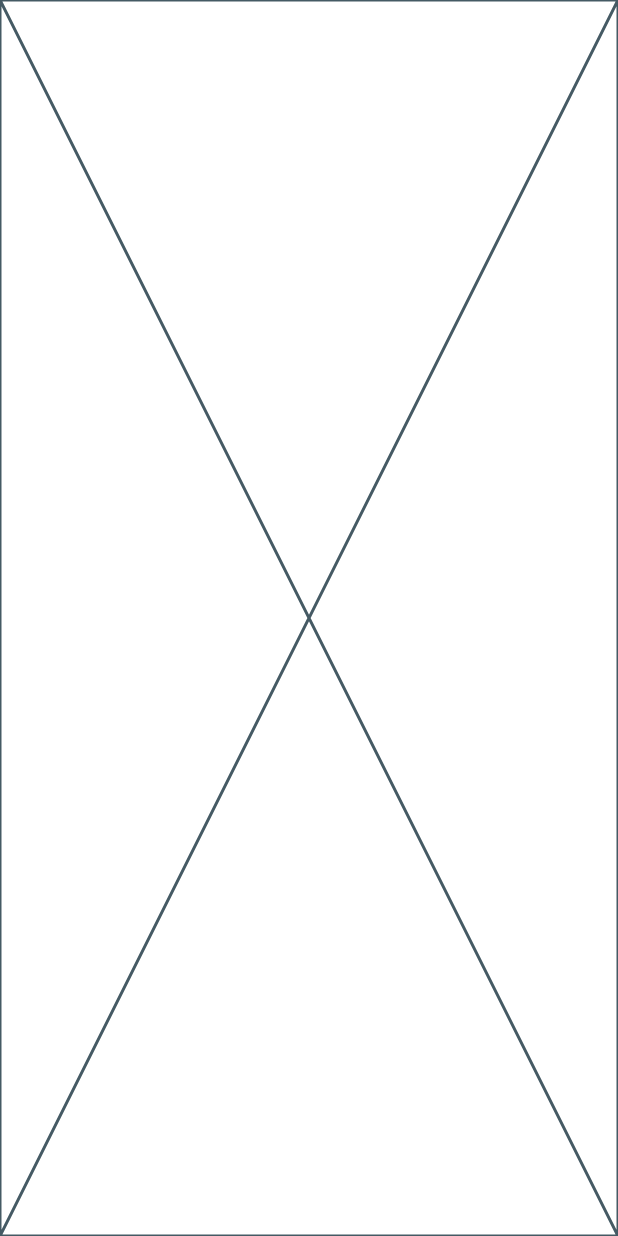
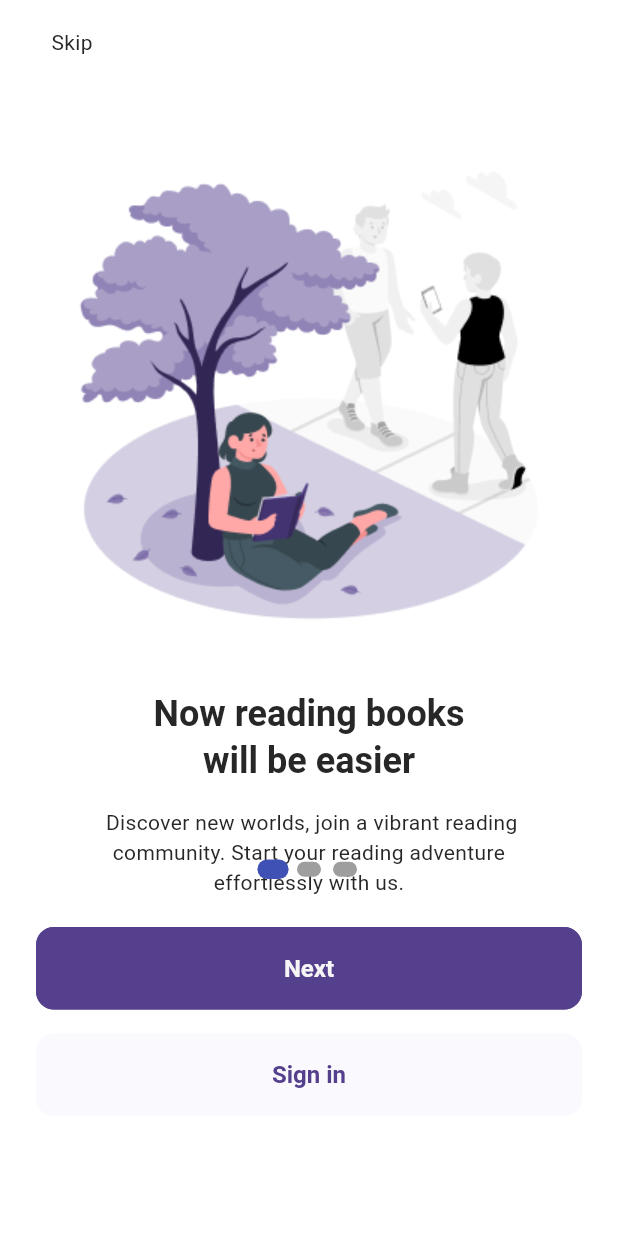
Before and after one commit to Ahsan-mw/Books-Mobile-App-, a Flutter app: the screen it shows after launch, on a phone screen of 412 x 824 dp. Run offline on Flutter 3.47's test engine with Material 3 defaults, Android fonts, the phone set to English and light mode, and no system bars; drawn by our look-alikes of smooth_page_indicator; our stand-ins replace flutter_riverpod; Roboto replaces fonts that are missing (Poppins).

Commit message:
created onboarding screens

```diff
--- a/lib/app.dart
+++ b/lib/app.dart
@@ -1,3 +1,5 @@
+import 'package:books_mobile_app/core/utils/theme/theme.dart';
+import 'package:books_mobile_app/features/onboarding/presentation/screen/onboarding_screen.dart';
 import 'package:flutter/cupertino.dart';
 import 'package:flutter/material.dart';
 
@@ -7,7 +9,9 @@ class MyApp extends StatelessWidget {
   @override
   Widget build(BuildContext context) {
     return MaterialApp(
-      home: Placeholder(),
+      theme:MobileAppTheme.lightTheme,
+      debugShowCheckedModeBanner: false,
+      home: OnboardingScreen(),
     );
   }
 }
--- a/lib/core/utils/constants/app_colors.dart
+++ b/lib/core/utils/constants/app_colors.dart
@@ -3,7 +3,8 @@ import 'package:flutter/material.dart';
 class AppColors {
   // App theme colors
   static const Color primary = Color(0xFF54408C);
-  static const Color secondary = Color(0xFFFFE24B);
+  static const Color secondary =Color(0xFFFAF9FD)
+  ;
   static const Color accent = Color(0xFFb0c7ff);
 
   // Text colors
--- a/lib/core/utils/constants/app_images.dart
+++ b/lib/core/utils/constants/app_images.dart
@@ -0,0 +1,11 @@
+class AppImages{
+  AppImages._();
+
+//   onboarding-Images
+  static const String onBoardingImage1 = "assets/images/onboarding/onbooardigimg1.png";
+  static const String onBoardingImage2 = "assets/images/onboarding/onbooardigimg2.png";
+  static const String onBoardingImage3 = "assets/images/onboarding/onbooardigimg3.png";
+
+
+
+}
--- a/lib/core/utils/constants/text_strings.dart
+++ b/lib/core/utils/constants/text_strings.dart
@@ -1,6 +1,6 @@
 
 /// This class contains all the App Text in String formats.
-class TTexts {
+class AppTexts {
 
   // -- GLOBAL Texts
   static const String and = "and";
@@ -12,13 +12,13 @@ class TTexts {
 
 
   // -- OnBoarding Texts
-  static const String onBoardingTitle1 = "Choose your product";
-  static const String onBoardingTitle2 = "Select Payment Method";
-  static const String onBoardingTitle3 = "Deliver at your door step";
+  static const String onBoardingTitle1 = "Now reading books will be easier";
+  static const String onBoardingTitle2 = "Your Bookish Soulmate Awaits";
+  static const String onBoardingTitle3 = "Start Your Adventure";
 
-  static const String onBoardingSubTitle1 = "Welcome to a World of Limitless Choices - Your Perfect Product Awaits!";
-  static const String onBoardingSubTitle2 = "For Seamless Transactions, Choose Your Payment Path - Your Convenience, Our Priority!";
-  static const String onBoardingSubTitle3 = "From Our Doorstep to Yours - Swift, Secure, and Contactless Delivery!";
+  static const String onBoardingSubTitle1 = " Discover new worlds, join a vibrant reading community. Start your reading adventure effortlessly with us.";
+  static const String onBoardingSubTitle2 = "Let us be your guide to the perfect read. Discover books tailored to your tastes for a truly rewarding experience.";
+  static const String onBoardingSubTitle3 = "Ready to embark on a quest for inspiration and knowledge? Your adventure begins now. Let's go!";
 
 
   // -- Authentication Forms
--- a/lib/core/utils/theme/widgets/appbar_theme.dart
+++ b/lib/core/utils/theme/widgets/appbar_theme.dart
@@ -1,6 +1,5 @@
 import 'package:books_mobile_app/core/utils/constants/app_colors.dart';
 import 'package:books_mobile_app/core/utils/constants/app_sizes.dart';
-import 'package:flutter/material.dart';
 import 'package:flutter/material.dart';
 
 
--- a/lib/core/utils/theme/widgets/elevated_button_theme.dart
+++ b/lib/core/utils/theme/widgets/elevated_button_theme.dart
@@ -17,7 +17,7 @@ class AppElevatedButtonTheme {
       disabledBackgroundColor: AppColors.buttonDisabled,
       side: const BorderSide(color: AppColors.primary),
       padding: const EdgeInsets.symmetric(vertical: AppSizes.buttonHeight),
-      textStyle: const TextStyle(fontSize: 16, color: AppColors.textWhite, fontWeight: FontWeight.w600),
+      textStyle: const TextStyle(fontSize: 16, color: AppColors.textWhite, fontWeight: FontWeight.w700),
       shape: RoundedRectangleBorder(borderRadius: BorderRadius.circular(AppSizes.buttonRadius)),
     ),
   );
@@ -36,4 +36,21 @@ class AppElevatedButtonTheme {
       shape: RoundedRectangleBorder(borderRadius: BorderRadius.circular(AppSizes.buttonRadius)),
     ),
   );
+
+
+
+
+  static final greyElevatedButtonTheme = ElevatedButtonThemeData(
+    style: ElevatedButton.styleFrom(
+      elevation: 0,
+      foregroundColor: AppColors.primary,
+      backgroundColor: AppColors.secondary,
+      disabledForegroundColor: AppColors.darkGrey,
+      disabledBackgroundColor: AppColors.darkerGrey,
+      side: const BorderSide(color: AppColors.secondary),
+      padding: const EdgeInsets.symmetric(vertical: AppSizes.buttonHeight),
+      textStyle: const TextStyle(fontSize: 16, color: AppColors.primary, fontWeight: FontWeight.w700),
+      shape: RoundedRectangleBorder(borderRadius: BorderRadius.circular(AppSizes.buttonRadius)),
+    ),
+  );
 }
--- /dev/null
+++ b/lib/features/onboarding/presentation/controller/onboarding_controller.dart
@@ -0,0 +1,47 @@
+import 'package:flutter/cupertino.dart';
+import 'package:flutter_riverpod/flutter_riverpod.dart';
+
+class OnboardingController extends Notifier<int> {
+  late PageController controller;
+
+  @override
+  int build() {
+    // Initial state is 0, meaning the first page
+    controller = PageController();
+    return 0;
+  }
+
+  // Method to skip to the last page
+  void skipButton() {
+    controller.animateToPage(
+      2, // Assuming there are 3 pages
+      duration: Duration(milliseconds: 300),
+      curve: Curves.easeIn,
+    );
+    state = 2; // Update the state to reflect the last page
+  }
+
+  // Method to handle navigation when a dot is clicked
+  void dotNavigationClick(int index) {
+    controller.animateToPage(
+      index,
+      duration: Duration(milliseconds: 300),
+      curve: Curves.easeIn,
+    );
+    state = index; // Update the state to reflect the current page index
+  }
+
+  void nextPage(){
+    if (state<2){
+      state++;
+      controller.animateToPage(
+        state,
+
+        duration: Duration(milliseconds: 300),
+        curve: Curves.easeIn,
+      );
+    }
+  }
+// Dispose method to properly dispose of the PageController when no longer needed
+
+}
--- /dev/null
+++ b/lib/features/onboarding/presentation/controller/onboarding_controller_provider.dart
@@ -0,0 +1,6 @@
+import 'package:books_mobile_app/features/onboarding/presentation/controller/onboarding_controller.dart';
+import 'package:flutter_riverpod/flutter_riverpod.dart';
+
+final onBoardingProvider =NotifierProvider<OnboardingController,int>(
+  OnboardingController.new
+);
--- /dev/null
+++ b/lib/features/onboarding/presentation/screen/onboarding_screen.dart
@@ -0,0 +1,141 @@
+import 'package:books_mobile_app/core/utils/constants/app_images.dart';
+import 'package:books_mobile_app/core/utils/constants/app_sizes.dart';
+import 'package:books_mobile_app/core/utils/constants/devicies/device.dart';
+import 'package:books_mobile_app/core/utils/constants/text_strings.dart';
+import 'package:books_mobile_app/core/utils/theme/widgets/elevated_button_theme.dart';
+import 'package:books_mobile_app/features/onboarding/presentation/controller/onboarding_controller_provider.dart';
+import 'package:flutter/cupertino.dart';
+import 'package:flutter/material.dart';
+import 'package:flutter_riverpod/flutter_riverpod.dart';
+import 'package:smooth_page_indicator/smooth_page_indicator.dart';
+
+class OnboardingScreen extends ConsumerWidget {
+  const OnboardingScreen({super.key});
+
+  @override
+  Widget build(BuildContext context, WidgetRef ref) {
+    final onBoardingNotifier = ref.read(onBoardingProvider.notifier);
+
+    return Scaffold(
+      appBar: AppBar(
+        title: TextButton(
+          onPressed: () {
+            onBoardingNotifier.skipButton(); // Skip to the last page
+          },
+          child: Text("Skip", style: Theme.of(context).textTheme.bodyMedium),
+        ),
+      ),
+      body: Stack(
+        children: [
+          PageView(
+            controller: onBoardingNotifier.controller,
+            children: [
+              OnBoardingPages(
+                title: AppTexts.onBoardingTitle1,
+                subTitle: AppTexts.onBoardingSubTitle1,
+                image: AppImages.onBoardingImage1,
+              ),
+              OnBoardingPages(
+                title: AppTexts.onBoardingTitle2,
+                subTitle: AppTexts.onBoardingSubTitle2,
+                image: AppImages.onBoardingImage2,
+              ),
+              OnBoardingPages(
+                title: AppTexts.onBoardingTitle3,
+                subTitle: AppTexts.onBoardingSubTitle3,
+                image: AppImages.onBoardingImage3,
+              ),
+            ],
+          ),
+          Positioned(
+            bottom: AppDeviceUtils.getBottomNavigationBarHeight() +
+                AppSizes.defaultSpace,
+            left: 0,
+            right: 0,
+            child: Padding(
+              padding: const EdgeInsets.only(
+                left: AppSizes.defaultSpace,
+                right: AppSizes.defaultSpace,
+              ),
+              child: Column(
+                children: [
+                  SmoothPageIndicator(
+                    controller: onBoardingNotifier.controller,
+                    count: 3,
+                    effect: ScrollingDotsEffect(dotHeight: 10),
+                  ),
+                  SizedBox(height: AppSizes.spaceBtwSections),
+                  SizedBox(
+                    width: double.infinity,
+                    child: ElevatedButton(
+                      onPressed: () {
+                        onBoardingNotifier.nextPage(); // Navigate to next page
+                      },
+                      child: Text("Next"),
+                    ),
+                  ),
+                  SizedBox(height: AppSizes.spaceBtwItems),
+                  SizedBox(
+                    width: double.infinity,
+                    child: ElevatedButton(
+                      onPressed: () {
+                        // You can add navigation logic to sign-in page here
+                      },
+                      style: AppElevatedButtonTheme.greyElevatedButtonTheme.style,
+                      child: Text("Sign in"),
+                    ),
+                  ),
+                ],
+              ),
+            ),
+          ),
+        ],
+      ),
+    );
+  }
+}
+
+class OnBoardingPages extends StatelessWidget {
+  const OnBoardingPages({
+    super.key,
+    required this.title,
+    required this.subTitle,
+    required this.image,
+  });
+
+  final String title;
+  final String subTitle;
+  final String image;
+
+  @override
+  Widget build(BuildContext context) {
+    return Padding(
+      padding: const EdgeInsets.all(AppSizes.defaultSpace),
+      child: Column(
+        mainAxisSize: MainAxisSize.min,
+        children: [
+          Image(width: double.infinity, image: AssetImage(image)),
+          SizedBox(height: AppSizes.spaceBtwItems),
+          SizedBox(
+            width: 220,
+            child: Text(
+              title,
+              style: Theme.of(context).textTheme.headlineMedium,
+              textAlign: TextAlign.center,
+            ),
+          ),
+          SizedBox(height: AppSizes.spaceBtwItems),
+          SizedBox(
+            width: 300,
+            child: Text(
+              subTitle,
+              style: Theme.of(context).textTheme.bodyMedium,
+              textAlign: TextAlign.center,
+            ),
+          ),
+          SizedBox(height: AppSizes.spaceBtwSections),
+        ],
+      ),
+    );
+  }
+}
--- /dev/null
+++ b/lib/res/assets_res.dart
@@ -0,0 +1,14 @@
+// Generated file. Do not edit.
+// This file is generated by the iFlutter
+
+// ignore_for_file: constant_identifier_names
+// ignore_for_file: lines_longer_than_80_chars
+class AssetsRes {
+  AssetsRes._();
+
+  static const String PROJECT_NAME = 'books_mobile_app';
+  static const String PROJECT_VERSION = '1.0.0+1';
+  static const String ONBOOARDIGIMG1 = 'assets/images/onboarding/onbooardigimg1.png';
+  static const String ONBOOARDIGIMG2 = 'assets/images/onboarding/onbooardigimg2.png';
+  static const String ONBOOARDIGIMG3 = 'assets/images/onboarding/onbooardigimg3.png';
+}
--- a/pubspec.yaml
+++ b/pubspec.yaml
@@ -36,6 +36,7 @@ dependencies:
   cupertino_icons: ^1.0.8
   flutter_riverpod: ^2.6.1
   riverpod_annotation: ^2.6.1
+  smooth_page_indicator: ^1.2.1
 
 dev_dependencies:
   flutter_test:
@@ -93,3 +94,8 @@ flutter:
   #
   # For details regarding fonts from package dependencies,
   # see https://flutter.dev/to/font-from-package
+  assets:
+    - assets/images/onboarding/onbooardigimg1.png
+    - assets/images/onboarding/onbooardigimg2.png
+    - assets/images/onboarding/onbooardigimg3.png
+    - assets/images/onboarding/
```
Also changed, not shown: assets/images/onboarding/onbooardigimg1.png (added), assets/images/onboarding/onbooardigimg2.png (added), assets/images/onboarding/onbooardigimg3.png (added), lib/core/utils/constants/devicies/device.dart (renamed from lib/core/utils/device.dart), pubspec.lock, 1 other file.
